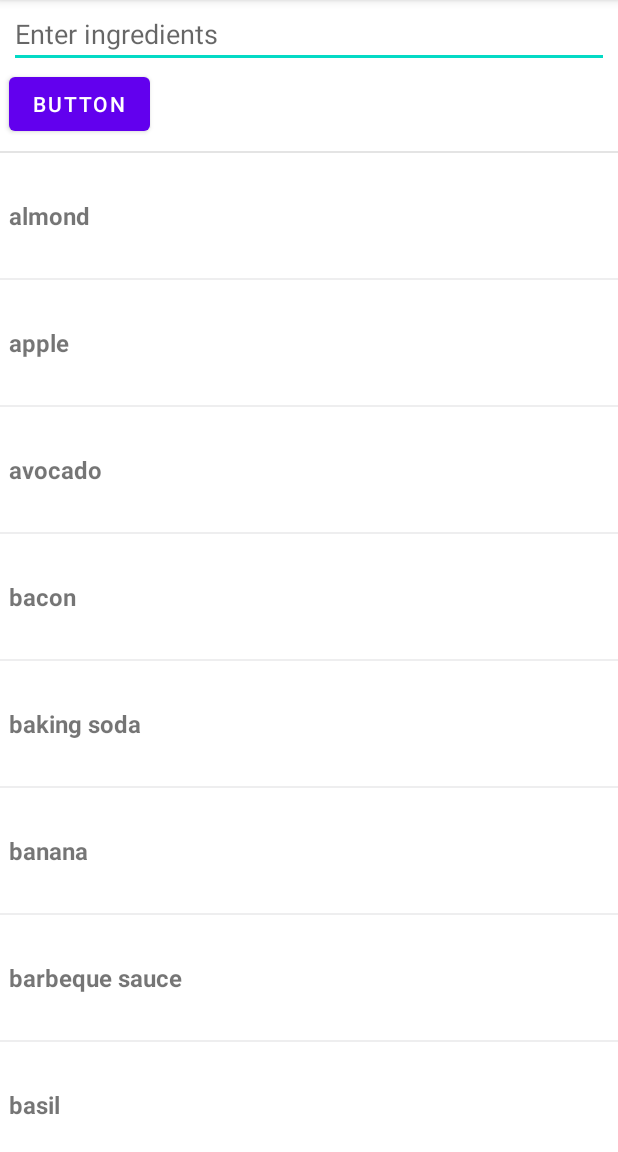
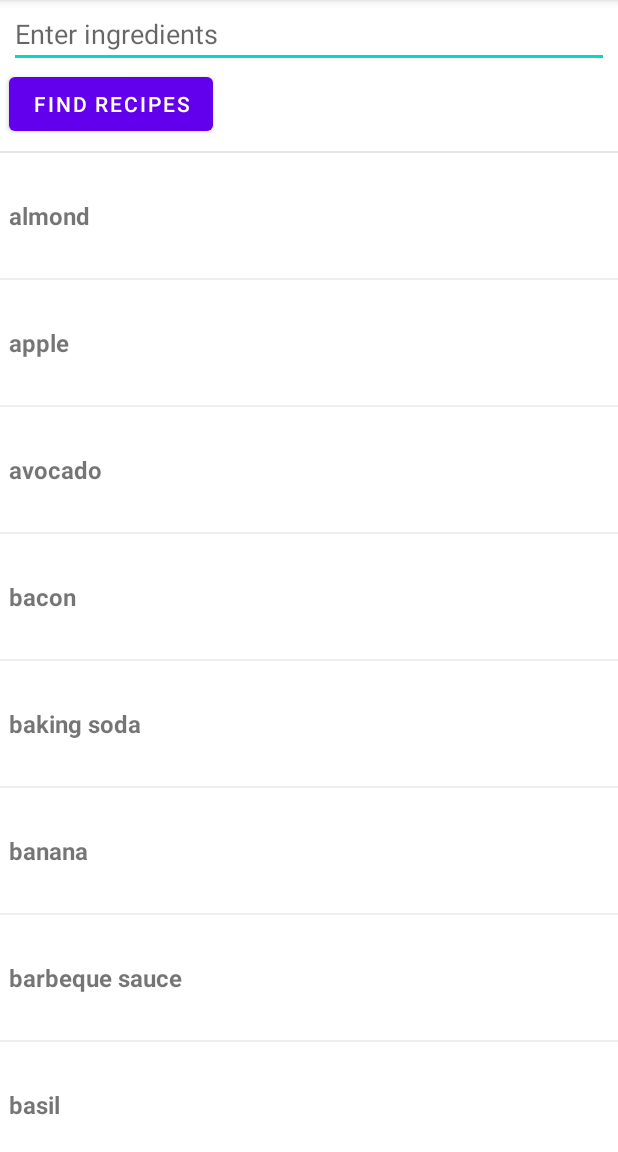
Before and after one commit to linxatwit/Instagredients, an Android app: the screen it shows after launch (MainActivity), on a phone screen of 412 x 824 dp, the part 84-1236 px from its top. Run offline under Robolectric (Android 15) with nearby library versions, the phone set to English and light mode, and no system bars.

Commit message:
Included base activity

```diff
--- a/app/build.gradle
+++ b/app/build.gradle
@@ -33,6 +33,7 @@ dependencies {
     implementation 'androidx.appcompat:appcompat:1.3.0'
     implementation 'com.google.android.material:material:1.3.0'
     implementation 'androidx.constraintlayout:constraintlayout:2.0.4'
+    implementation 'androidx.legacy:legacy-support-v4:1.0.0'
     testImplementation 'junit:junit:4.+'
     androidTestImplementation 'androidx.test.ext:junit:1.1.2'
     androidTestImplementation 'androidx.test.espresso:espresso-core:3.3.0'
--- a/app/src/main/AndroidManifest.xml
+++ b/app/src/main/AndroidManifest.xml
@@ -9,6 +9,8 @@
         android:roundIcon="@mipmap/ic_launcher_round"
         android:supportsRtl="true"
         android:theme="@style/Theme.Instagredients">
+        <activity android:name=".BaseActivity"></activity>
+        <activity android:name=".Recipes" />
         <activity android:name=".MainActivity">
             <intent-filter>
                 <action android:name="android.intent.action.MAIN" />
--- /dev/null
+++ b/app/src/main/java/edu/wit/mobileapp/instagredients/BaseActivity.java
@@ -0,0 +1,66 @@
+package edu.wit.mobileapp.instagredients;
+
+import androidx.annotation.NonNull;
+import androidx.appcompat.app.ActionBarDrawerToggle;
+import androidx.appcompat.app.AppCompatActivity;
+import androidx.drawerlayout.widget.DrawerLayout;
+
+import android.os.Bundle;
+import android.view.MenuItem;
+import android.widget.FrameLayout;
+import android.widget.Toast;
+
+import com.google.android.material.navigation.NavigationView;
+
+public class BaseActivity extends AppCompatActivity {
+
+    private DrawerLayout dl;
+    private ActionBarDrawerToggle t;
+    private NavigationView nv;
+    protected FrameLayout frameLayout;
+
+    @Override
+    protected void onCreate(Bundle savedInstanceState) {
+        super.onCreate(savedInstanceState);
+        setContentView(R.layout.activity_base);
+
+        frameLayout = (FrameLayout)findViewById(R.id.frameLayout);
+        // drawable layout
+        dl = (DrawerLayout) findViewById(R.id.activity_base);
+        // action bar drawer toggle
+        t = new ActionBarDrawerToggle(this, dl,R.string.Open, R.string.Close);
+
+        dl.addDrawerListener(t);
+        t.syncState();
+
+        getSupportActionBar().setDisplayHomeAsUpEnabled(true);
+
+        nv = (NavigationView) findViewById(R.id.nv);
+
+        // navigation bar toggle
+        nv.setNavigationItemSelectedListener(new NavigationView.OnNavigationItemSelectedListener() {
+            @Override
+            public boolean onNavigationItemSelected(@NonNull MenuItem item) {
+                int id = item.getItemId();
+                switch(id)
+                {
+                    case R.id.home:
+                        Toast.makeText(BaseActivity.this, "Home",Toast.LENGTH_SHORT).show();
+                    case R.id.saved:
+                        Toast.makeText(BaseActivity.this, "Saved",Toast.LENGTH_SHORT).show();
+                    default:
+                        return true;
+                }
+            }
+        });
+    }
+
+    @Override
+    public boolean onOptionsItemSelected(MenuItem item) {
+
+        if(t.onOptionsItemSelected(item))
+            return true;
+
+        return super.onOptionsItemSelected(item);
+    }
+}
--- a/app/src/main/java/edu/wit/mobileapp/instagredients/MainActivity.java
+++ b/app/src/main/java/edu/wit/mobileapp/instagredients/MainActivity.java
@@ -1,52 +1,39 @@
 package edu.wit.mobileapp.instagredients;
 
-import androidx.annotation.NonNull;
-import androidx.appcompat.app.ActionBarDrawerToggle;
-import androidx.appcompat.app.AppCompatActivity;
-import androidx.drawerlayout.widget.DrawerLayout;
 import androidx.recyclerview.widget.DefaultItemAnimator;
 import androidx.recyclerview.widget.DividerItemDecoration;
 import androidx.recyclerview.widget.LinearLayoutManager;
 import androidx.recyclerview.widget.RecyclerView;
 
+import android.content.Intent;
 import android.os.Bundle;
 import android.text.Editable;
 import android.text.TextWatcher;
-import android.view.MenuItem;
 import android.view.View;
+import android.widget.Button;
 import android.widget.EditText;
-import android.widget.Toast;
 
 import com.google.android.material.chip.Chip;
 import com.google.android.material.chip.ChipGroup;
-import com.google.android.material.navigation.NavigationView;
 
 import java.util.ArrayList;
 import java.util.Arrays;
 import java.util.Collections;
 import java.util.List;
 
-public class MainActivity extends AppCompatActivity implements RecyclerItemSelectedListener, View.OnClickListener {
-
-    private DrawerLayout dl;
-    private ActionBarDrawerToggle t;
-    private NavigationView nv;
+public class MainActivity extends BaseActivity implements RecyclerItemSelectedListener, View.OnClickListener {
 
     private RecyclerView recyclerView;
     private RecyclerAdapter recyclerAdapter;
     private List<Ingredients> ingredients = new ArrayList<>();
     private EditText userInput;
     private ChipGroup mchipGroup;
+    private Button findButton;
 
     @Override
     protected void onCreate(Bundle savedInstanceState) {
         super.onCreate(savedInstanceState);
-        setContentView(R.layout.activity_main);
-
-        // drawable layout
-        dl = (DrawerLayout)findViewById(R.id.activity_main);
-        // action bar drawer toggle
-        t = new ActionBarDrawerToggle(this, dl,R.string.Open, R.string.Close);
+        getLayoutInflater().inflate(R.layout.activity_main, frameLayout);
 
         // recycler view
         recyclerView = findViewById(R.id.recyclerView);
@@ -54,6 +41,8 @@ public class MainActivity extends AppCompatActivity implements RecyclerItemSelec
         userInput = findViewById(R.id.text_ingredient);
         // chip group
         mchipGroup = findViewById(R.id.chip_group);
+        // find recipes button
+        findButton = findViewById(R.id.find_button);
 
         // set layout manager for recycler view
         recyclerView.addItemDecoration(new DividerItemDecoration(getApplicationContext(), DividerItemDecoration.VERTICAL));
@@ -97,44 +86,16 @@ public class MainActivity extends AppCompatActivity implements RecyclerItemSelec
             }
         });
 
-        dl.addDrawerListener(t);
-        t.syncState();
-
-        getSupportActionBar().setDisplayHomeAsUpEnabled(true);
-
-        nv = (NavigationView)findViewById(R.id.nv);
-
-        // navigation bar toggle
-        nv.setNavigationItemSelectedListener(new NavigationView.OnNavigationItemSelectedListener() {
+        // switch activities
+        findButton.setOnClickListener(new View.OnClickListener() {
             @Override
-            public boolean onNavigationItemSelected(@NonNull MenuItem item) {
-                int id = item.getItemId();
-                switch(id)
-                {
-                    case R.id.home:
-                        Toast.makeText(MainActivity.this, "Home",Toast.LENGTH_SHORT).show();
-                    case R.id.saved:
-                        Toast.makeText(MainActivity.this, "Saved",Toast.LENGTH_SHORT).show();
-                    default:
-                        return true;
-                }
-
-
-
-
+            public void onClick(View v) {
+                Intent intent = new Intent(MainActivity.this, Recipes.class);
+                startActivity(intent);
             }
         });
 
 
-    }
-
-    @Override
-    public boolean onOptionsItemSelected(MenuItem item) {
-
-        if(t.onOptionsItemSelected(item))
-            return true;
-
-        return super.onOptionsItemSelected(item);
     }
 
     // turn item selected into chip
--- /dev/null
+++ b/app/src/main/res/layout/activity_base.xml
@@ -0,0 +1,27 @@
+<?xml version="1.0" encoding="utf-8"?>
+<androidx.drawerlayout.widget.DrawerLayout xmlns:android="http://schemas.android.com/apk/res/android"
+    xmlns:app="http://schemas.android.com/apk/res-auto"
+    xmlns:tools="http://schemas.android.com/tools"
+    android:layout_width="match_parent"
+    android:layout_height="match_parent"
+    tools:context=".BaseActivity"
+    android:id="@+id/activity_base">
+
+
+    <FrameLayout
+        android:id="@+id/frameLayout"
+        android:layout_width="match_parent"
+        android:layout_height="match_parent">
+
+    </FrameLayout>
+
+    <com.google.android.material.navigation.NavigationView
+        android:id="@+id/nv"
+        android:layout_width="wrap_content"
+        android:layout_height="match_parent"
+        android:layout_gravity="start"
+        app:menu="@menu/navigation_menu">
+
+    </com.google.android.material.navigation.NavigationView>
+
+</androidx.drawerlayout.widget.DrawerLayout>
--- a/app/src/main/res/layout/activity_main.xml
+++ b/app/src/main/res/layout/activity_main.xml
@@ -1,5 +1,5 @@
 <?xml version="1.0" encoding="utf-8"?>
-<androidx.drawerlayout.widget.DrawerLayout xmlns:android="http://schemas.android.com/apk/res/android"
+<FrameLayout xmlns:android="http://schemas.android.com/apk/res/android"
     xmlns:app="http://schemas.android.com/apk/res-auto"
     xmlns:tools="http://schemas.android.com/tools"
     android:layout_width="match_parent"
@@ -8,11 +8,10 @@
     android:id="@+id/activity_main">
 
     <LinearLayout
-        android:id="@+id/relativeLayout"
+        android:id="@+id/linearLayout"
         android:layout_width="match_parent"
-        android:layout_height="match_parent"
+        android:layout_height="wrap_content"
         android:orientation="vertical">
-
 
         <com.google.android.material.chip.ChipGroup
             android:id="@+id/chip_group"
@@ -29,11 +28,11 @@
             android:hint="Enter ingredients" />
 
         <Button
-            android:id="@+id/button"
+            android:id="@+id/find_button"
             android:layout_width="wrap_content"
             android:layout_height="wrap_content"
             android:layout_marginLeft="6dp"
-            android:text="Button" />
+            android:text="Find Recipes" />
 
         <View
             android:layout_width="match_parent"
@@ -46,17 +45,6 @@
             android:layout_width="match_parent"
             android:layout_height="match_parent"
             android:scrollbars="vertical" />
-
     </LinearLayout>
 
-    <com.google.android.material.navigation.NavigationView
-        android:id="@+id/nv"
-        android:layout_width="wrap_content"
-        android:layout_height="match_parent"
-        android:layout_gravity="start"
-        app:menu="@menu/navigation_menu">
-
-    </com.google.android.material.navigation.NavigationView>
-
-
-</androidx.drawerlayout.widget.DrawerLayout>
+</FrameLayout>
--- a/app/src/main/res/values/strings.xml
+++ b/app/src/main/res/values/strings.xml
@@ -131,4 +131,6 @@
         <item>tomato</item>
         <item>zucchini</item>
     </string-array>
+    <!-- TODO: Remove or change this placeholder text -->
+    <string name="hello_blank_fragment">Hello blank fragment</string>
 </resources>
```
Also changed, not shown: app/src/main/java/edu/wit/mobileapp/instagredients/Recipes.java (added, +14 -0 lines), app/src/main/res/layout/activity_recipes.xml (added, +20 -0 lines).
